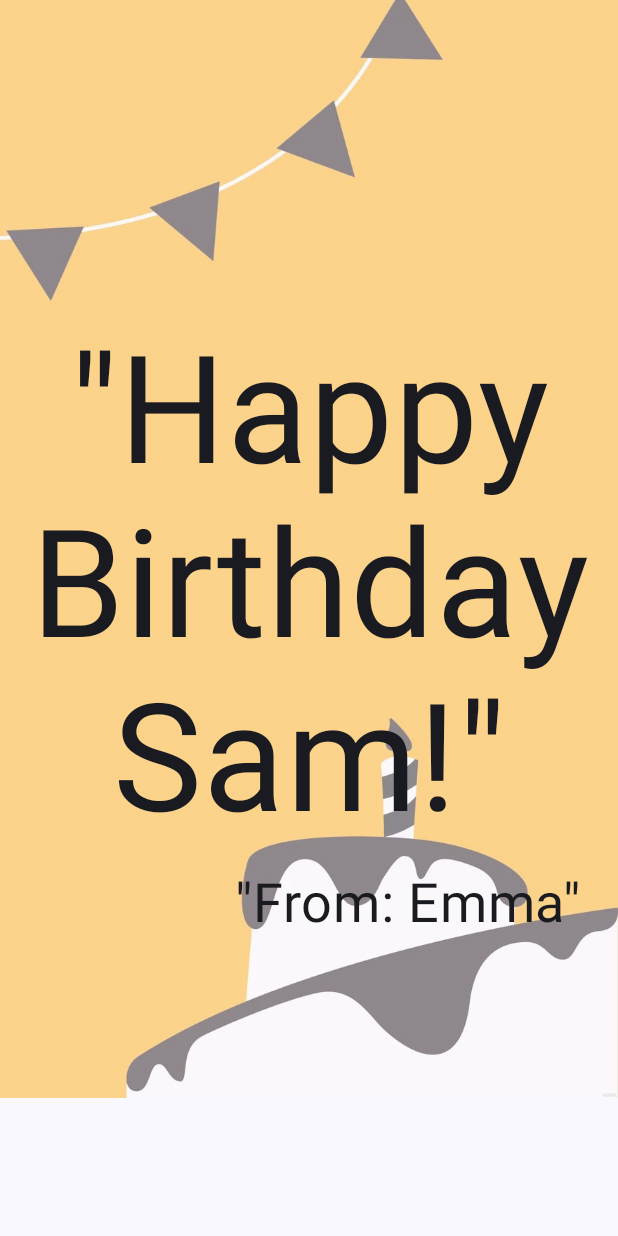
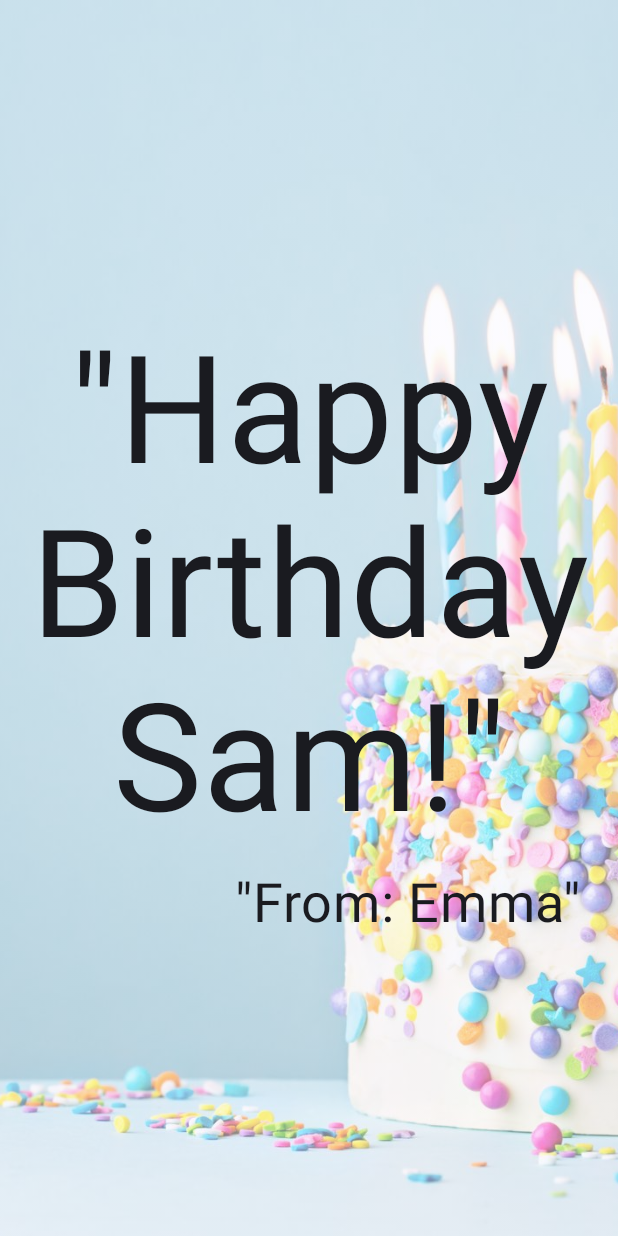
Before and after one commit to stxrkwas/Happy_Birthday, an Android app built with Jetpack Compose: the screen it shows after launch (MainActivity), on a phone screen of 412 x 824 dp. Run offline under Robolectric (Android 15) with nearby library versions, the phone set to English and light mode, and no system bars.

Commit message:
O que tem de errado aqui?

```diff
--- a/app/src/main/java/com/example/happybirthday/MainActivity.kt
+++ b/app/src/main/java/com/example/happybirthday/MainActivity.kt
@@ -72,9 +72,9 @@ fun GreetingImage(message: String, from: String, modifier: Modifier = Modifier)
     // Create a box to overlap image and texts
     Box(modifier) {
         Image(
-            painter = painterResource(id = R.drawable.birthday_bg),
+            painter = painterResource(id = R.drawable.birthdaycake),
             contentDescription = null,
-            contentScale = ContentScale.Fit,
+            contentScale = ContentScale.FillHeight,
             alpha = 0.5F
         )
         GreetingText(
```
Also changed, not shown: app/src/main/res/drawable-nodpi/birthdaycake.jpg (added).
